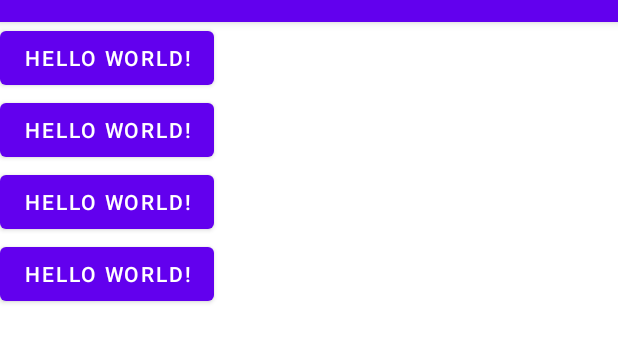
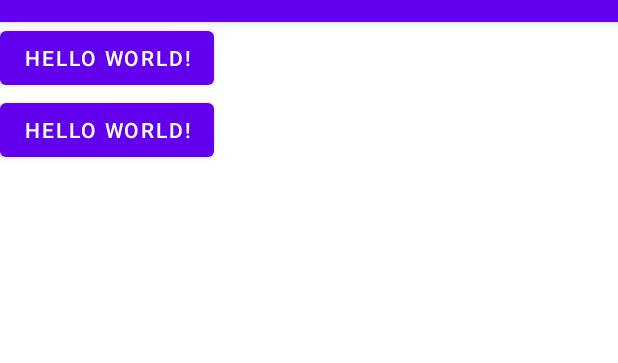
Before and after one commit to Shahzod010299/Misol, an Android app: the screen it shows after launch (MainActivity), on a phone screen of 412 x 824 dp, the part 62-425 px from its top. Run offline under Robolectric (Android 15) with nearby library versions, the phone set to English and light mode, and no system bars.

```diff
--- a/app/src/main/res/layout/activity_main.xml
+++ b/app/src/main/res/layout/activity_main.xml
@@ -12,16 +12,7 @@
         android:layout_height="wrap_content"
         android:text="Hello World!"
         app:layout_constraintTop_toTopOf="parent" />
-    <Button
-        android:layout_width="wrap_content"
-        android:layout_height="wrap_content"
-        android:text="Hello World!"
-        app:layout_constraintTop_toTopOf="parent" />
-    <Button
-        android:layout_width="wrap_content"
-        android:layout_height="wrap_content"
-        android:text="Hello World!"
-        app:layout_constraintTop_toTopOf="parent" />
+
     <Button
         android:layout_width="wrap_content"
         android:layout_height="wrap_content"
```
